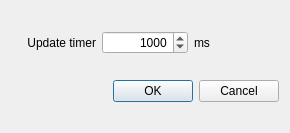
The window that ui/config_helper.ui (DamirKh/plc_se) describes before a commit, drawn with Qt 5.
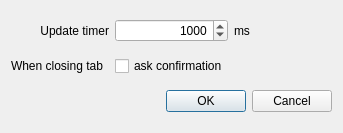
The same window after the commit.

Commit message: tab may be closed menu "Open config folder"

Patch:
```diff
--- a/ui/config_helper.ui
+++ b/ui/config_helper.ui
@@ -6,7 +6,7 @@
    <rect>
     <x>0</x>
     <y>0</y>
-    <width>290</width>
+    <width>343</width>
     <height>133</height>
    </rect>
   </property>
@@ -23,6 +23,23 @@
    <bool>true</bool>
   </property>
   <layout class="QGridLayout" name="gridLayout">
+   <item row="0" column="2">
+    <widget class="QLabel" name="label_2">
+     <property name="text">
+      <string>ms</string>
+     </property>
+    </widget>
+   </item>
+   <item row="2" column="0" colspan="3">
+    <widget class="QDialogButtonBox" name="buttonBox">
+     <property name="orientation">
+      <enum>Qt::Horizontal</enum>
+     </property>
+     <property name="standardButtons">
+      <set>QDialogButtonBox::Cancel|QDialogButtonBox::Ok</set>
+     </property>
+    </widget>
+   </item>
    <item row="0" column="0">
     <widget class="QLabel" name="label">
      <property name="text">
@@ -52,20 +69,17 @@
      </property>
     </widget>
    </item>
-   <item row="0" column="2">
-    <widget class="QLabel" name="label_2">
+   <item row="1" column="0">
+    <widget class="QLabel" name="label_3">
      <property name="text">
-      <string>ms</string>
+      <string>When closing tab</string>
      </property>
     </widget>
    </item>
-   <item row="1" column="0" colspan="3">
-    <widget class="QDialogButtonBox" name="buttonBox">
-     <property name="orientation">
-      <enum>Qt::Horizontal</enum>
-     </property>
-     <property name="standardButtons">
-      <set>QDialogButtonBox::Cancel|QDialogButtonBox::Ok</set>
+   <item row="1" column="1">
+    <widget class="QCheckBox" name="checkBox">
+     <property name="text">
+      <string>ask confirmation</string>
      </property>
     </widget>
    </item>
```
The commit also changes 6 other files.
